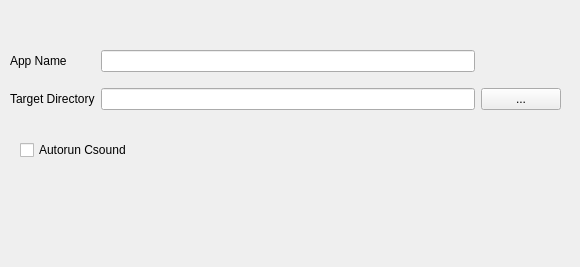
Before: the Qt Designer form src/appdetailspage.ui in CsoundQt/CsoundQt, drawn with Qt 5.
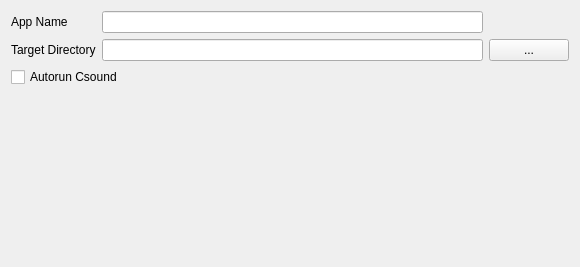
After: the same form once the commit is applied.

Patch:
```diff
--- a/src/appdetailspage.ui
+++ b/src/appdetailspage.ui
@@ -13,28 +13,8 @@
   <property name="windowTitle">
    <string>WizardPage</string>
   </property>
-  <widget class="QCheckBox" name="autorunCheckBox">
-   <property name="geometry">
-    <rect>
-     <x>20</x>
-     <y>140</y>
-     <width>128</width>
-     <height>20</height>
-    </rect>
-   </property>
-   <property name="text">
-    <string>Autorun Csound</string>
-   </property>
-  </widget>
-  <widget class="QWidget" name="">
-   <property name="geometry">
-    <rect>
-     <x>10</x>
-     <y>40</y>
-     <width>551</width>
-     <height>81</height>
-    </rect>
-   </property>
+  <layout class="QGridLayout" name="gridLayout_2">
+   <item row="0" column="0">
    <layout class="QGridLayout" name="gridLayout">
     <item row="0" column="0">
      <widget class="QLabel" name="label">
@@ -64,7 +44,28 @@
      </widget>
     </item>
    </layout>
-  </widget>
+   </item>
+   <item row="1" column="0">
+    <widget class="QCheckBox" name="autorunCheckBox">
+     <property name="text">
+      <string>Autorun Csound</string>
+     </property>
+    </widget>
+   </item>
+   <item row="2" column="0">
+    <spacer name="verticalSpacer">
+     <property name="orientation">
+      <enum>Qt::Vertical</enum>
+     </property>
+     <property name="sizeHint" stdset="0">
+      <size>
+       <width>20</width>
+       <height>40</height>
+      </size>
+     </property>
+    </spacer>
+   </item>
+  </layout>
  </widget>
  <resources/>
  <connections/>
```
Lines whose indentation alone changed are shown as unchanged.
